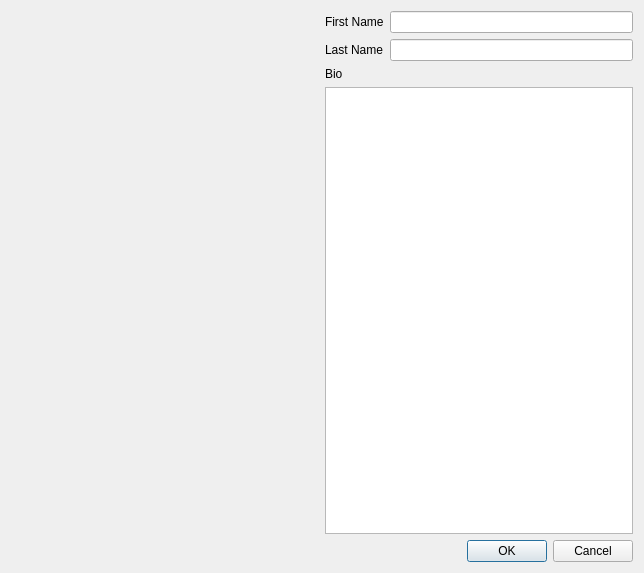
The window that src/forms/authoradddialog.ui (yunag/QLibraryManagementSystem) describes before a commit, drawn with Qt 5.
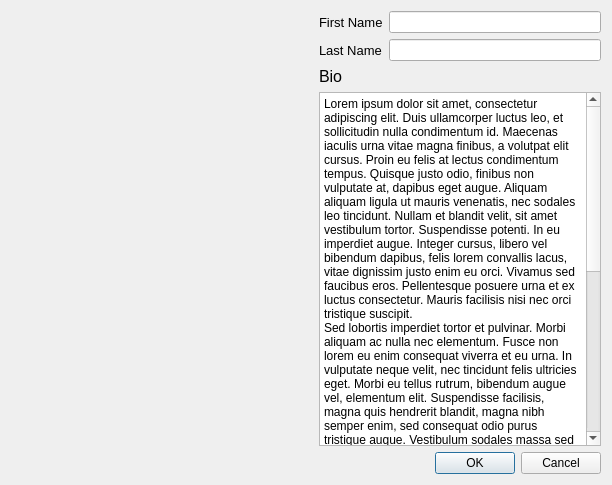
The same window after the commit. Custom widgets are drawn as their Qt base class.

```diff
--- a/src/forms/authoradddialog.ui
+++ b/src/forms/authoradddialog.ui
@@ -6,8 +6,8 @@
    <rect>
     <x>0</x>
     <y>0</y>
-    <width>644</width>
-    <height>573</height>
+    <width>612</width>
+    <height>485</height>
    </rect>
   </property>
   <property name="windowTitle">
@@ -15,7 +15,7 @@
   </property>
   <layout class="QVBoxLayout" name="verticalLayout_2">
    <item>
-    <layout class="QHBoxLayout" name="horizontalLayout" stretch="1,1">
+    <layout class="QHBoxLayout" name="horizontalLayout" stretch="1,0,1">
      <item>
       <widget class="ImagePickerLabel" name="authorImage">
        <property name="text">
@@ -26,12 +26,33 @@
        </property>
       </widget>
      </item>
+     <item>
+      <spacer name="horizontalSpacer">
+       <property name="orientation">
+        <enum>Qt::Horizontal</enum>
+       </property>
+       <property name="sizeType">
+        <enum>QSizePolicy::Maximum</enum>
+       </property>
+       <property name="sizeHint" stdset="0">
+        <size>
+         <width>20</width>
+         <height>20</height>
+        </size>
+       </property>
+      </spacer>
+     </item>
      <item>
       <layout class="QVBoxLayout" name="verticalLayout">
        <item>
         <layout class="QGridLayout" name="gridLayout">
          <item row="0" column="0">
           <widget class="QLabel" name="label">
+           <property name="font">
+            <font>
+             <pointsize>10</pointsize>
+            </font>
+           </property>
            <property name="text">
             <string>First Name</string>
            </property>
@@ -42,6 +63,11 @@
          </item>
          <item row="1" column="0">
           <widget class="QLabel" name="label_2">
+           <property name="font">
+            <font>
+             <pointsize>10</pointsize>
+            </font>
+           </property>
            <property name="text">
             <string>Last Name</string>
            </property>
@@ -54,13 +80,36 @@
        </item>
        <item>
         <widget class="QLabel" name="label_3">
+         <property name="font">
+          <font>
+           <pointsize>12</pointsize>
+          </font>
+         </property>
          <property name="text">
           <string>Bio</string>
          </property>
         </widget>
        </item>
        <item>
-        <widget class="QTextEdit" name="bio"/>
+        <widget class="QTextEdit" name="bio">
+         <property name="font">
+          <font>
+           <pointsize>10</pointsize>
+          </font>
+         </property>
+         <property name="html">
+          <string>&lt;!DOCTYPE HTML PUBLIC &quot;-//W3C//DTD HTML 4.0//EN&quot; &quot;http://www.w3.org/TR/REC-html40/strict.dtd&quot;&gt;
+&lt;html&gt;&lt;head&gt;&lt;meta name=&quot;qrichtext&quot; content=&quot;1&quot; /&gt;&lt;meta charset=&quot;utf-8&quot; /&gt;&lt;style type=&quot;text/css&quot;&gt;
+p, li { white-space: pre-wrap; }
+hr { height: 1px; border-width: 0; }
+li.unchecked::marker { content: &quot;\2610&quot;; }
+li.checked::marker { content: &quot;\2612&quot;; }
+&lt;/style&gt;&lt;/head&gt;&lt;body style=&quot; font-family:'Segoe UI'; font-size:10pt; font-weight:400; font-style:normal;&quot;&gt;
+&lt;p style=&quot; margin-top:0px; margin-bottom:0px; margin-left:0px; margin-right:0px; -qt-block-indent:0; text-indent:0px;&quot;&gt;&lt;span style=&quot; font-family:'Open Sans','Arial','sans-serif'; font-size:9pt; color:#000000; background-color:#ffffff;&quot;&gt;Lorem ipsum dolor sit amet, consectetur adipiscing elit. Duis ullamcorper luctus leo, et sollicitudin nulla condimentum id. Maecenas iaculis urna vitae magna finibus, a volutpat elit cursus. Proin eu felis at lectus condimentum tempus. Quisque justo odio, finibus non vulputate at, dapibus eget augue. Aliquam aliquam ligula ut mauris venenatis, nec sodales leo tincidunt. Nullam et blandit velit, sit amet vestibulum tortor. Suspendisse potenti. In eu imperdiet augue. Integer cursus, libero vel bibendum dapibus, felis lorem convallis lacus, vitae dignissim justo enim eu orci. Vivamus sed faucibus eros. Pellentesque posuere urna et ex luctus consectetur. Mauris facilisis nisi nec orci tristique suscipit.&lt;/span&gt;&lt;/p&gt;
+&lt;p style=&quot; margin-top:0px; margin-bottom:15px; margin-left:0px; margin-right:0px; -qt-block-indent:0; text-indent:0px; background-color:#ffffff;&quot;&gt;&lt;span style=&quot; font-family:'Open Sans','Arial','sans-serif'; font-size:9pt; color:#000000; background-color:#ffffff;&quot;&gt;Sed lobortis imperdiet tortor et pulvinar. Morbi aliquam ac nulla nec elementum. Fusce non lorem eu enim consequat viverra et eu urna. In vulputate neque velit, nec tincidunt felis ultricies eget. Morbi eu tellus rutrum, bibendum augue vel, elementum elit. Suspendisse facilisis, magna quis hendrerit blandit, magna nibh semper enim, sed consequat odio purus tristique augue. Vestibulum sodales massa sed suscipit sagittis. Suspendisse fermentum risus efficitur lectus congue, in placerat magna fermentum. Orci varius natoque penatibus et magnis dis parturient montes, nascetur ridiculus mus. Praesent ac hendrerit leo, vitae euismod libero. Nam scelerisque felis nibh, non congue justo pellentesque quis. Curabitur eget orci vitae sem hendrerit tincidunt.&lt;/span&gt;&lt;/p&gt;
+&lt;p style=&quot; margin-top:0px; margin-bottom:15px; margin-left:0px; margin-right:0px; -qt-block-indent:0; text-indent:0px; background-color:#ffffff;&quot;&gt;&lt;span style=&quot; font-family:'Open Sans','Arial','sans-serif'; font-size:9pt; color:#000000; background-color:#ffffff;&quot;&gt;Donec a consectetur erat, a iaculis urna. Quisque metus ipsum, sodales eu suscipit eget, maximus vel diam. Maecenas in augue ut sem sagittis volutpat. Nunc id quam convallis, sagittis velit sit amet, feugiat urna. Aliquam vestibulum eu quam congue sollicitudin. Mauris semper luctus nulla eget auctor. Nunc pulvinar leo non neque dictum pellentesque. Donec at velit metus. In elementum sem pretium, rutrum magna sollicitudin, vehicula nisl. Quisque sed nisi justo. Fusce ut lorem dictum, consectetur augue id, sagittis nulla. Fusce sit amet efficitur lectus. Vivamus lacus erat, consectetur vel accumsan id, posuere sit amet purus. Lorem ipsum dolor sit amet, consectetur adipiscing elit.&lt;/span&gt;&lt;/p&gt;&lt;/body&gt;&lt;/html&gt;</string>
+         </property>
+        </widget>
        </item>
       </layout>
      </item>
```
